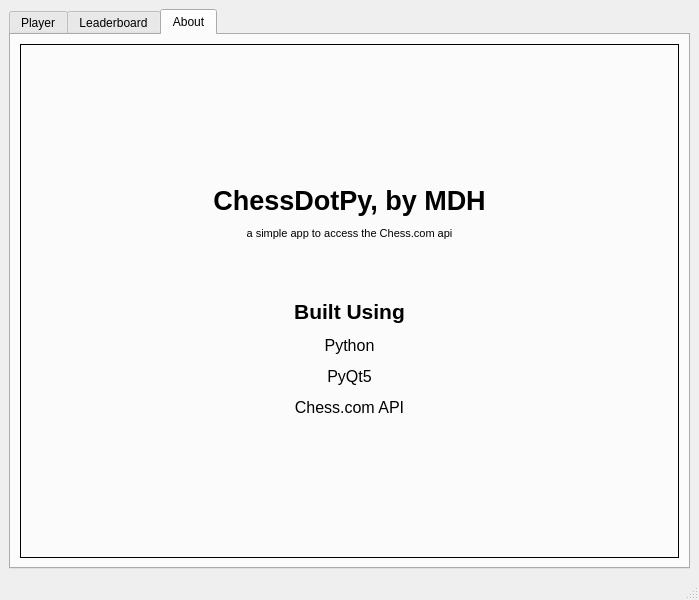
This is src/interface/main_window.ui in afmdiazh/Chess-Dot-Py as Qt 5 draws it before an edit. The edited form follows.
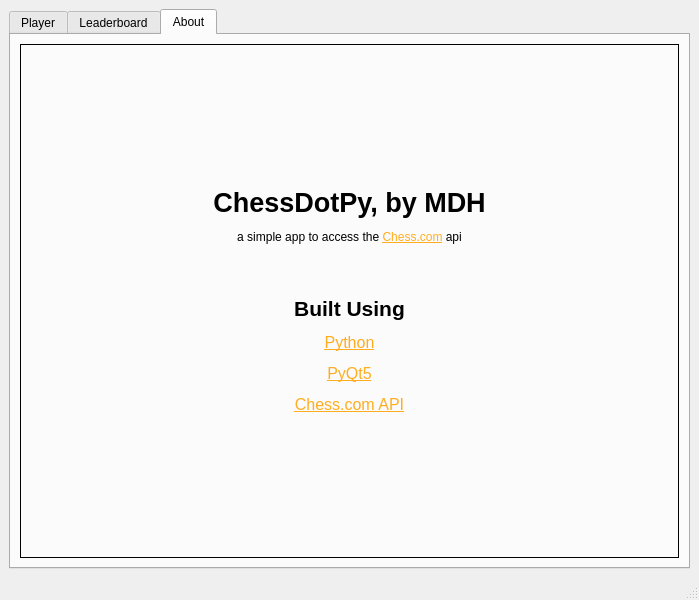
This is the edited form. The open tabs and pages were chosen to show the change. Icons and pictures are not drawn.

Commit message: Clickable links

```diff
--- a/src/interface/main_window.ui
+++ b/src/interface/main_window.ui
@@ -1628,7 +1628,7 @@
              <item>
               <widget class="QLabel" name="labelAbout">
                <property name="text">
-                <string>&lt;html&gt;&lt;head/&gt;&lt;body&gt;&lt;p align=&quot;center&quot;&gt;&lt;span style=&quot; font-size:20pt; font-weight:600;&quot;&gt;ChessDotPy, by MDH&lt;/span&gt;&lt;/p&gt;&lt;p align=&quot;center&quot;&gt;&lt;span style=&quot; font-size:12pt; vertical-align:super;&quot;&gt;a simple app to access the Chess.com api&lt;/span&gt;&lt;/p&gt;&lt;p align=&quot;center&quot;&gt;&lt;br/&gt;&lt;/p&gt;&lt;p align=&quot;center&quot;&gt;&lt;span style=&quot; font-size:16pt; font-weight:600;&quot;&gt;Built Using&lt;/span&gt;&lt;/p&gt;&lt;p align=&quot;center&quot;&gt;&lt;span style=&quot; font-size:12pt;&quot;&gt;Python&lt;/span&gt;&lt;/p&gt;&lt;p align=&quot;center&quot;&gt;&lt;span style=&quot; font-size:12pt;&quot;&gt;PyQt5&lt;/span&gt;&lt;/p&gt;&lt;p align=&quot;center&quot;&gt;&lt;span style=&quot; font-size:12pt;&quot;&gt;Chess.com API&lt;/span&gt;&lt;/p&gt;&lt;/body&gt;&lt;/html&gt;</string>
+                <string>&lt;html&gt;&lt;head/&gt;&lt;body&gt;&lt;p align=&quot;center&quot;&gt;&lt;span style=&quot; font-size:20pt; font-weight:600;&quot;&gt;ChessDotPy, by MDH&lt;/span&gt;&lt;/p&gt;&lt;p align=&quot;center&quot;&gt;a simple app to access the &lt;a href=&quot;Chess.com&quot;&gt;&lt;span style=&quot; text-decoration: underline; color:#ffad20;&quot;&gt;Chess.com&lt;/span&gt;&lt;/a&gt; api&lt;/p&gt;&lt;p align=&quot;center&quot;&gt;&lt;br/&gt;&lt;/p&gt;&lt;p align=&quot;center&quot;&gt;&lt;span style=&quot; font-size:16pt; font-weight:600;&quot;&gt;Built Using&lt;/span&gt;&lt;/p&gt;&lt;p align=&quot;center&quot;&gt;&lt;a href=&quot;https://www.python.org/about/&quot;&gt;&lt;span style=&quot; font-size:12pt; text-decoration: underline; color:#ffad20;&quot;&gt;Python&lt;/span&gt;&lt;/a&gt;&lt;/p&gt;&lt;p align=&quot;center&quot;&gt;&lt;a href=&quot;https://pypi.org/project/PyQt5/&quot;&gt;&lt;span style=&quot; font-size:12pt; text-decoration: underline; color:#ffad20;&quot;&gt;PyQt5&lt;/span&gt;&lt;/a&gt;&lt;/p&gt;&lt;p align=&quot;center&quot;&gt;&lt;a href=&quot;https://pypi.org/project/chess.com/&quot;&gt;&lt;span style=&quot; font-size:12pt; text-decoration: underline; color:#ffad20;&quot;&gt;Chess.com API&lt;/span&gt;&lt;/a&gt;&lt;/p&gt;&lt;/body&gt;&lt;/html&gt;</string>
                </property>
               </widget>
              </item>
```
The commit also changes 1 other file.
